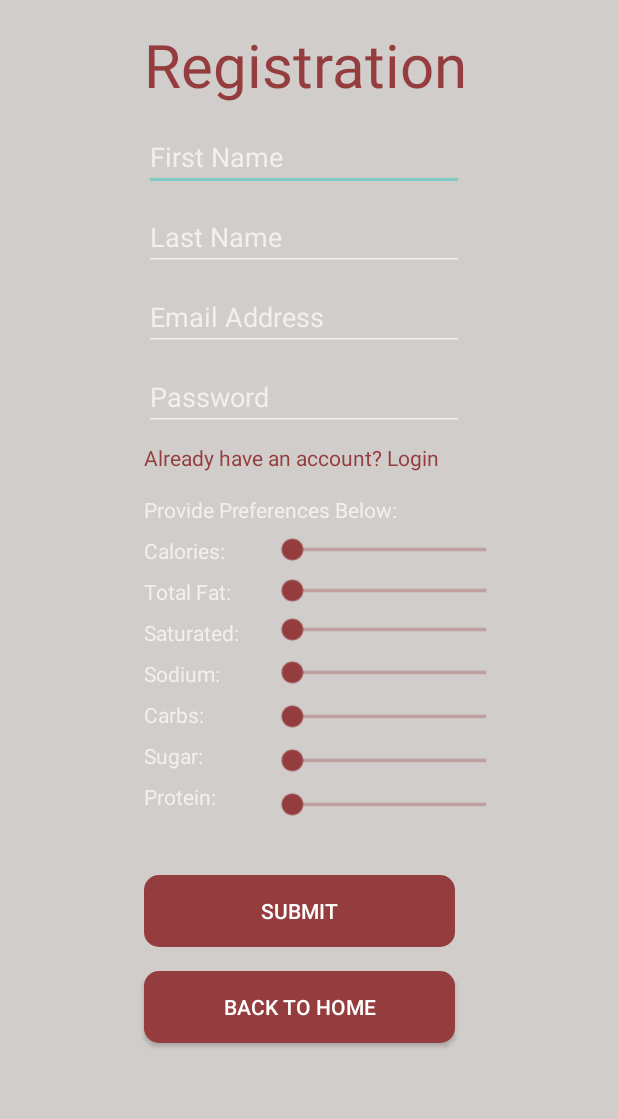
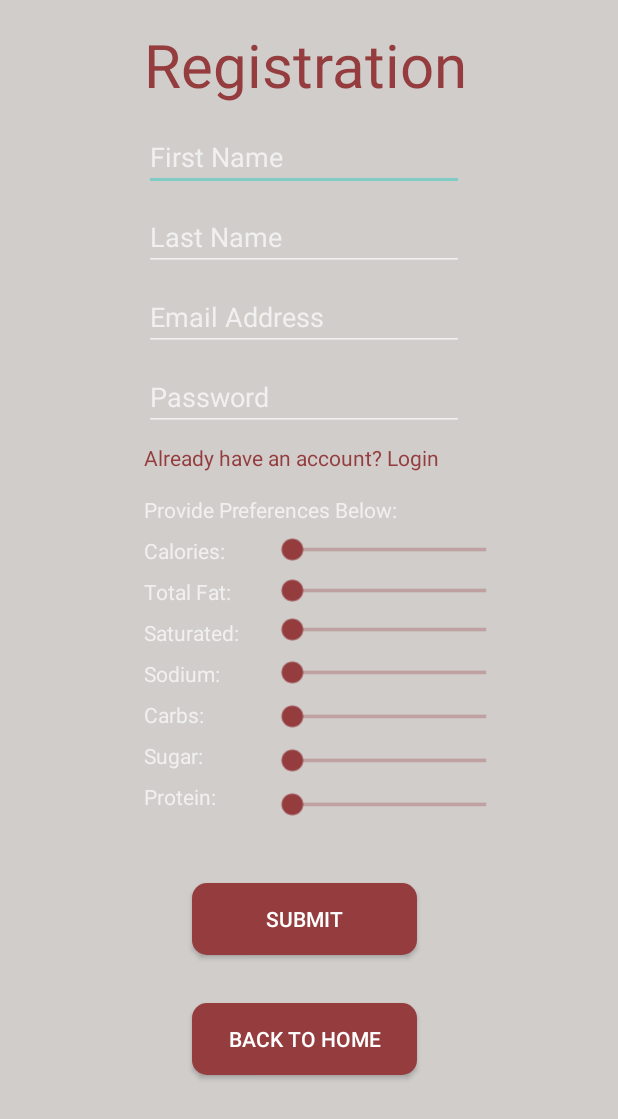
Before and after one commit to 05786K/delphiApp, an Android app: the signUpActivity screen opened directly, with no data from a screen before it, on a phone screen of 412 x 824 dp. Shown: the top 1119 px of the screen. Run offline under Robolectric (Android 15) with nearby library versions, the phone set to English and light mode, and no system bars.

```diff
--- a/app/src/main/java/com/example/delphidisplays/retrofit/RetrofitService.java
+++ b/app/src/main/java/com/example/delphidisplays/retrofit/RetrofitService.java
@@ -15,7 +15,7 @@ public class RetrofitService {
 
     private void initializeRetrofit() {
         retrofit = new Retrofit.Builder()
-                .baseUrl("http://192.168.137.1:9083")
+                .baseUrl("http://11.22.23.131:9083")
                 .addConverterFactory(GsonConverterFactory.create(new Gson()))
                 .build();
     }
--- a/app/src/main/res/layout/activity_sign_up2.xml
+++ b/app/src/main/res/layout/activity_sign_up2.xml
@@ -8,6 +8,33 @@
     tools:layout_editor_absoluteX="0dp"
     tools:layout_editor_absoluteY="-51dp">
 
+
+    <!--    <CheckBox-->
+    <!--        android:id="@+id/nuts_checkbox9"-->
+    <!--        android:layout_width="77dp"-->
+    <!--        android:layout_height="32dp"-->
+    <!--        android:width="150dp"-->
+    <!--        android:text="Milk"-->
+    <!--        tools:layout_editor_absoluteX="96dp"-->
+    <!--        tools:layout_editor_absoluteY="599dp" />-->
+
+    <!--    <CheckBox-->
+    <!--        android:id="@+id/nuts_checkbox10"-->
+    <!--        android:layout_width="77dp"-->
+    <!--        android:layout_height="32dp"-->
+    <!--        android:width="150dp"-->
+    <!--        android:text="Eggs"-->
+    <!--        tools:layout_editor_absoluteX="173dp"-->
+    <!--        tools:layout_editor_absoluteY="601dp" />-->
+
+    <!--    <CheckBox-->
+    <!--        android:id="@+id/nuts_checkbox11"-->
+    <!--        android:layout_width="105dp"-->
+    <!--        android:layout_height="32dp"-->
+    <!--        android:width="150dp"-->
+    <!--        android:text="Lactose"-->
+    <!--        tools:layout_editor_absoluteX="250dp"-->
+    <!--        tools:layout_editor_absoluteY="601dp" />-->
 
     <TextView
         android:id="@+id/textView3"
@@ -208,20 +235,6 @@
         app:layout_constraintStart_toStartOf="@+id/sodium_seekBar_input"
         app:layout_constraintTop_toBottomOf="@+id/sodium_seekBar_input" />
 
-    <Button
-        android:id="@+id/back_to_home_btn"
-        android:layout_width="wrap_content"
-        android:layout_height="wrap_content"
-        android:layout_marginTop="16dp"
-        android:width="207dp"
-        android:height="40dp"
-        android:background="@drawable/btn_style"
-        android:onClick="goToHome"
-        android:padding="10dp"
-        android:text="Back to Home"
-        app:layout_constraintStart_toStartOf="@+id/submit_btn"
-        app:layout_constraintTop_toBottomOf="@+id/submit_btn" />
-
     <TextView
         android:id="@+id/message1"
         android:layout_width="wrap_content"
@@ -295,21 +308,36 @@
         android:id="@+id/submit_btn"
         android:layout_width="wrap_content"
         android:layout_height="wrap_content"
-        android:layout_marginTop="36dp"
-        android:width="207dp"
-        android:height="40dp"
+        android:layout_marginStart="32dp"
+        android:layout_marginTop="48dp"
+        android:width="150dp"
+        android:height="0dp"
         android:background="@drawable/btn_style"
         android:padding="10dp"
         android:text="SUBMIT"
         app:layout_constraintStart_toStartOf="@+id/protein_title"
-        app:layout_constraintTop_toBottomOf="@+id/protein_seekBar_input" />
+        app:layout_constraintTop_toBottomOf="@+id/protein_title" />
+
+    <Button
+        android:id="@+id/back_to_home_btn"
+        android:layout_width="wrap_content"
+        android:layout_height="wrap_content"
+        android:layout_marginTop="32dp"
+        android:width="150dp"
+        android:height="20dp"
+        android:background="@drawable/btn_style"
+        android:onClick="goToHome"
+        android:padding="10dp"
+        android:text="Back to Home"
+        app:layout_constraintStart_toStartOf="@+id/submit_btn"
+        app:layout_constraintTop_toBottomOf="@+id/submit_btn" />
 
     <androidx.constraintlayout.widget.Guideline
         android:id="@+id/guideline4"
         android:layout_width="wrap_content"
         android:layout_height="wrap_content"
-        android:orientation="horizontal"
-        app:layout_constraintGuide_begin="124dp" />
+        android:orientation="vertical"
+        app:layout_constraintGuide_begin="20dp" />
 
     <androidx.constraintlayout.widget.Guideline
         android:id="@+id/guideline5"
@@ -325,173 +353,31 @@
         android:orientation="vertical"
         app:layout_constraintGuide_begin="20dp" />
 
-    <androidx.constraintlayout.widget.Guideline
-        android:id="@+id/guideline50"
-        android:layout_width="wrap_content"
-        android:layout_height="wrap_content"
-        android:orientation="vertical"
-        app:layout_constraintGuide_begin="20dp" />
+    <!--    <CheckBox-->
+    <!--        android:id="@+id/nuts_checkbox"-->
+    <!--        android:layout_width="77dp"-->
+    <!--        android:layout_height="32dp"-->
+    <!--        android:width="150dp"-->
+    <!--        android:text="Nuts"-->
+    <!--        tools:layout_editor_absoluteX="96dp"-->
+    <!--        tools:layout_editor_absoluteY="567dp" />-->
 
-    <androidx.constraintlayout.widget.Guideline
-        android:id="@+id/guideline51"
-        android:layout_width="wrap_content"
-        android:layout_height="wrap_content"
-        android:orientation="vertical"
-        app:layout_constraintGuide_begin="20dp" />
+    <!--    <CheckBox-->
+    <!--        android:id="@+id/nuts_checkbox6"-->
+    <!--        android:layout_width="94dp"-->
+    <!--        android:layout_height="34dp"-->
+    <!--        android:text="Chicken"-->
+    <!--        tools:layout_editor_absoluteX="173dp"-->
+    <!--        tools:layout_editor_absoluteY="567dp" />-->
 
-    <androidx.constraintlayout.widget.Guideline
-        android:id="@+id/guideline52"
-        android:layout_width="wrap_content"
-        android:layout_height="wrap_content"
-        android:orientation="vertical"
-        app:layout_constraintGuide_begin="20dp" />
-
-    <androidx.constraintlayout.widget.Guideline
-        android:id="@+id/guideline54"
-        android:layout_width="wrap_content"
-        android:layout_height="wrap_content"
-        android:orientation="vertical"
-        app:layout_constraintGuide_begin="20dp" />
-
-    <androidx.constraintlayout.widget.Guideline
-        android:id="@+id/guideline7"
-        android:layout_width="wrap_content"
-        android:layout_height="wrap_content"
-        android:orientation="vertical"
-        app:layout_constraintGuide_begin="20dp" />
-
-    <androidx.constraintlayout.widget.Guideline
-        android:id="@+id/guideline14"
-        android:layout_width="wrap_content"
-        android:layout_height="wrap_content"
-        android:orientation="vertical"
-        app:layout_constraintGuide_begin="20dp" />
-
-    <androidx.constraintlayout.widget.Guideline
-        android:id="@+id/guideline15"
-        android:layout_width="wrap_content"
-        android:layout_height="wrap_content"
-        android:orientation="vertical"
-        app:layout_constraintGuide_begin="20dp" />
-
-    <androidx.constraintlayout.widget.Guideline
-        android:id="@+id/guideline16"
-        android:layout_width="wrap_content"
-        android:layout_height="wrap_content"
-        android:orientation="vertical"
-        app:layout_constraintGuide_begin="20dp" />
-
-    <androidx.constraintlayout.widget.Guideline
-        android:id="@+id/guideline17"
-        android:layout_width="wrap_content"
-        android:layout_height="wrap_content"
-        android:orientation="vertical"
-        app:layout_constraintGuide_begin="20dp" />
-
-    <androidx.constraintlayout.widget.Guideline
-        android:id="@+id/guideline18"
-        android:layout_width="wrap_content"
-        android:layout_height="wrap_content"
-        android:orientation="vertical"
-        app:layout_constraintGuide_begin="20dp" />
-
-    <androidx.constraintlayout.widget.Guideline
-        android:id="@+id/guideline19"
-        android:layout_width="wrap_content"
-        android:layout_height="wrap_content"
-        android:orientation="vertical"
-        app:layout_constraintGuide_begin="20dp" />
-
-    <androidx.constraintlayout.widget.Guideline
-        android:id="@+id/guideline20"
-        android:layout_width="wrap_content"
-        android:layout_height="wrap_content"
-        android:orientation="vertical"
-        app:layout_constraintGuide_begin="20dp" />
-
-    <androidx.constraintlayout.widget.Guideline
-        android:id="@+id/guideline21"
-        android:layout_width="wrap_content"
-        android:layout_height="wrap_content"
-        android:orientation="vertical"
-        app:layout_constraintGuide_begin="20dp" />
-
-    <androidx.constraintlayout.widget.Guideline
-        android:id="@+id/guideline22"
-        android:layout_width="wrap_content"
-        android:layout_height="wrap_content"
-        android:orientation="vertical"
-        app:layout_constraintGuide_begin="20dp" />
-
-    <androidx.constraintlayout.widget.Guideline
-        android:id="@+id/guideline23"
-        android:layout_width="wrap_content"
-        android:layout_height="wrap_content"
-        android:orientation="vertical"
-        app:layout_constraintGuide_begin="20dp" />
-
-    <androidx.constraintlayout.widget.Guideline
-        android:id="@+id/guideline24"
-        android:layout_width="wrap_content"
-        android:layout_height="wrap_content"
-        android:orientation="vertical"
-        app:layout_constraintGuide_begin="20dp" />
-
-    <androidx.constraintlayout.widget.Guideline
-        android:id="@+id/guideline25"
-        android:layout_width="wrap_content"
-        android:layout_height="wrap_content"
-        android:orientation="vertical"
-        app:layout_constraintGuide_begin="20dp" />
-
-    <androidx.constraintlayout.widget.Guideline
-        android:id="@+id/guideline26"
-        android:layout_width="wrap_content"
-        android:layout_height="wrap_content"
-        android:orientation="vertical"
-        app:layout_constraintGuide_begin="20dp" />
-
-    <androidx.constraintlayout.widget.Guideline
-        android:id="@+id/guideline27"
-        android:layout_width="wrap_content"
-        android:layout_height="wrap_content"
-        android:orientation="vertical"
-        app:layout_constraintGuide_begin="20dp" />
-
-    <androidx.constraintlayout.widget.Guideline
-        android:id="@+id/guideline29"
-        android:layout_width="wrap_content"
-        android:layout_height="wrap_content"
-        android:orientation="vertical"
-        app:layout_constraintGuide_begin="20dp" />
-
-    <androidx.constraintlayout.widget.Guideline
-        android:id="@+id/guideline30"
-        android:layout_width="wrap_content"
-        android:layout_height="wrap_content"
-        android:orientation="vertical"
-        app:layout_constraintGuide_begin="20dp" />
-
-    <androidx.constraintlayout.widget.Guideline
-        android:id="@+id/guideline31"
-        android:layout_width="wrap_content"
-        android:layout_height="wrap_content"
-        android:orientation="vertical"
-        app:layout_constraintGuide_begin="20dp" />
-
-    <androidx.constraintlayout.widget.Guideline
-        android:id="@+id/guideline32"
-        android:layout_width="wrap_content"
-        android:layout_height="wrap_content"
-        android:orientation="vertical"
-        app:layout_constraintGuide_begin="20dp" />
-
-    <androidx.constraintlayout.widget.Guideline
-        android:id="@+id/guideline33"
-        android:layout_width="wrap_content"
-        android:layout_height="wrap_content"
-        android:orientation="vertical"
-        app:layout_constraintGuide_begin="20dp" />
+    <!--    <CheckBox-->
+    <!--        android:id="@+id/nuts_checkbox7"-->
+    <!--        android:layout_width="77dp"-->
+    <!--        android:layout_height="32dp"-->
+    <!--        android:width="150dp"-->
+    <!--        android:text="Pork"-->
+    <!--        tools:layout_editor_absoluteX="267dp"-->
+    <!--        tools:layout_editor_absoluteY="567dp" />-->
 
 
 </androidx.constraintlayout.widget.ConstraintLayout>
--- a/app/src/main/res/values/strings.xml
+++ b/app/src/main/res/values/strings.xml
@@ -4,6 +4,6 @@
     <string name="sign_in_message">Already have an account? Login</string>
     <string name="sign_up_message">Don\'t have an account? Sign Up</string>
     <string name="pork_nameTag">pork</string>
-    <string name="ble_uuid">CDB7950D-73F1-4D4D-8E47-C090502DBD63</string>
+    <string name="ble_uuid">E5A28967-780E-4219-9198-A9663AF6990B</string>
 
 </resources>
```
Also changed, not shown: app/src/main/java/com/example/delphidisplays/signUpActivity.java (+10 -1 lines), app/src/main/java/com/example/delphidisplays/userProfile.java (+28 -122 lines), app/src/main/res/layout/activity_user_profile.xml (+23 -21 lines).
